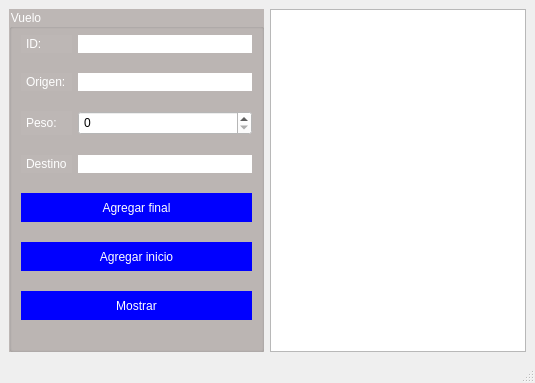
Before: the Qt Designer form main_window.ui in Tadeo-2404/Interfaz-Grafica-PySide2, drawn with Qt 5.
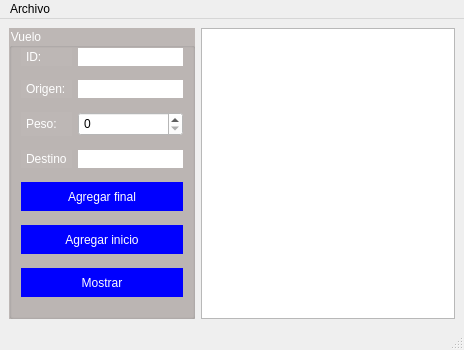
After: the same form once the commit is applied.

Commit message: Agregando lectura y escritura de archivos

The edit to the form file:
```diff
--- a/main_window.ui
+++ b/main_window.ui
@@ -6,8 +6,8 @@
    <rect>
     <x>0</x>
     <y>0</y>
-    <width>535</width>
-    <height>383</height>
+    <width>464</width>
+    <height>350</height>
    </rect>
   </property>
   <property name="windowTitle">
@@ -149,10 +149,18 @@
     <rect>
      <x>0</x>
      <y>0</y>
-     <width>535</width>
+     <width>464</width>
      <height>22</height>
     </rect>
    </property>
+   <widget class="QMenu" name="menuArchivo">
+    <property name="title">
+     <string>Archivo</string>
+    </property>
+    <addaction name="actionAbrir"/>
+    <addaction name="actionGuardar"/>
+   </widget>
+   <addaction name="menuArchivo"/>
   </widget>
   <widget class="QStatusBar" name="statusbar"/>
  </widget>
```
Left out of the diff: 16 changed lines with no effect on the pictures. The commit also changes 5 other files.
